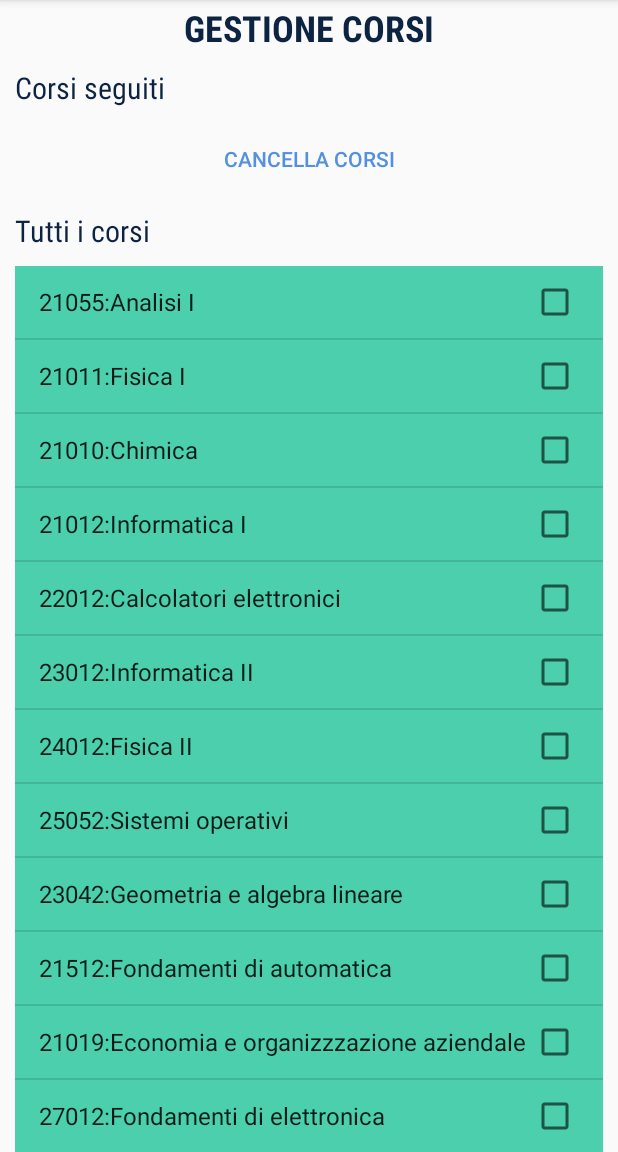
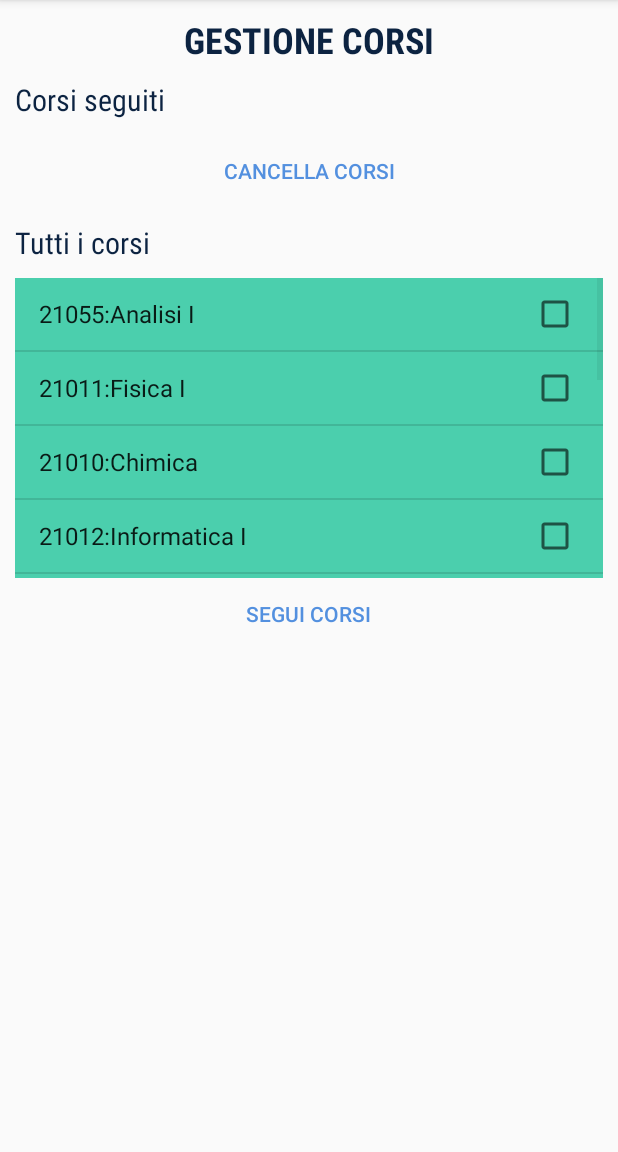
Before and after one commit to ArriKing/NavigationDrawerTutorial, an Android app: the BachecaActivity screen opened directly, with no data from a screen before it, on a phone screen of 412 x 824 dp, the part 84-1236 px from its top. Run offline under Robolectric (Android 15) with nearby library versions, the phone set to English and light mode, and no system bars.

Commit message:
Sistemate ListView

```diff
--- a/app/src/main/java/com/example/marco/navigationdrawertutorial/BachecaActivity.java
+++ b/app/src/main/java/com/example/marco/navigationdrawertutorial/BachecaActivity.java
@@ -96,7 +96,7 @@ public class BachecaActivity extends AppCompatActivity{
         ArrayAdapter<String> adapterNuovi = new ArrayAdapter<String>(this, android.R.layout.simple_list_item_multiple_choice, nuoviCorsi);
         lvNuoviCorsi.setChoiceMode(ListView.CHOICE_MODE_MULTIPLE);
         lvNuoviCorsi.setAdapter(adapterNuovi);
-        ListUtils.setDynamicHeight(lvNuoviCorsi);
+//        ListUtils.setDynamicHeight(lvNuoviCorsi);
 
         Button followCorsoBtn=(Button)findViewById(R.id.bt_segui_corso);
         followCorsoBtn.setOnClickListener(new View.OnClickListener() {
@@ -163,10 +163,13 @@ public class BachecaActivity extends AppCompatActivity{
             for (int i = 0; i < mListAdapter.getCount(); i++) {
                 View listItem = mListAdapter.getView(i, null, mListView);
                 listItem.measure(desiredWidth, View.MeasureSpec.UNSPECIFIED);
-                height += listItem.getMeasuredHeight();
+                height += listItem.getMeasuredHeight()+60;
             }
             ViewGroup.LayoutParams params = mListView.getLayoutParams();
-            params.height = height + (mListView.getDividerHeight() * (mListAdapter.getCount() - 1));
+            if(height<=500)
+                params.height = height + ((mListView.getDividerHeight() + 1) * (mListAdapter.getCount() -1 ));
+            else
+                params.height = 500;
             mListView.setLayoutParams(params);
             mListView.requestLayout();
         }
--- a/app/src/main/java/com/example/marco/navigationdrawertutorial/ClassFragment.java
+++ b/app/src/main/java/com/example/marco/navigationdrawertutorial/ClassFragment.java
@@ -135,6 +135,7 @@ public class ClassFragment extends DialogFragment {
                 getNotification();
             }
         });
+
         //PROVA PARSING HTML
         Button btHtml=(Button)context.findViewById(R.id.bt_html_test);
         btHtml.setOnClickListener(new View.OnClickListener(){
--- a/app/src/main/java/com/example/marco/navigationdrawertutorial/MainActivity.java
+++ b/app/src/main/java/com/example/marco/navigationdrawertutorial/MainActivity.java
@@ -120,6 +120,7 @@ public class MainActivity extends AppCompatActivity
             fragmentTransaction.replace(R.id.fragment_container, fragment);
             fragmentTransaction.commit();
         }
+
         /*else if (id == R.id.nav_manage_subs) {
             //set the fragment initially
             BachecaFragment fragment =new BachecaFragment();
--- a/app/src/main/res/layout/info_corsi.xml
+++ b/app/src/main/res/layout/info_corsi.xml
@@ -60,7 +60,7 @@
             <ListView
                 android:id="@+id/lv_nuovi_corsi"
                 android:layout_width="match_parent"
-                android:layout_height="wrap_content"
+                android:layout_height="200dip"
                 android:layout_gravity="left"
                 android:layout_marginTop="10dip"
                 android:background="#4BCFAD"
```
